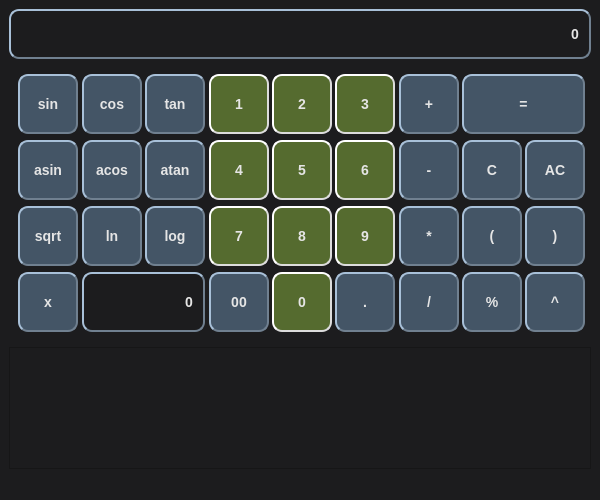
Above: src/qt_view/form.ui from klotzgal/SmartCalc3 before the change. Below: the same form after it.
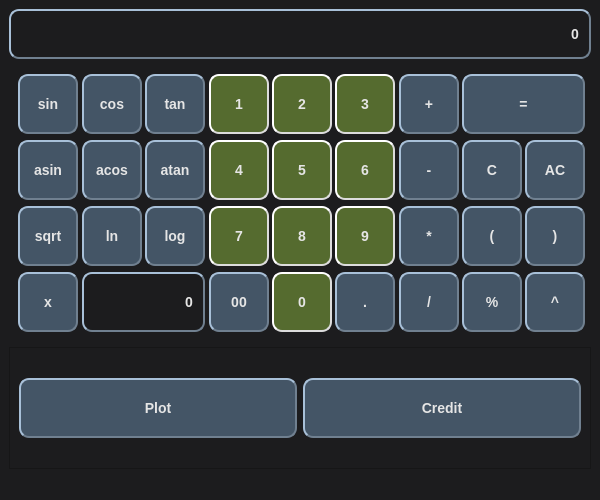
That is the form after the change.

Commit message: feat: first plot

Patch:
```diff
--- a/src/qt_view/form.ui
+++ b/src/qt_view/form.ui
@@ -24,7 +24,7 @@
   </property>
   <property name="maximumSize">
    <size>
-    <width>687</width>
+    <width>600</width>
     <height>500</height>
    </size>
   </property>
@@ -1188,6 +1188,64 @@
       <property name="frameShadow">
        <enum>QFrame::Raised</enum>
       </property>
+      <layout class="QHBoxLayout" name="horizontalLayout">
+       <item>
+        <widget class="QPushButton" name="button_plot">
+         <property name="sizePolicy">
+          <sizepolicy hsizetype="MinimumExpanding" vsizetype="Fixed">
+           <horstretch>0</horstretch>
+           <verstretch>0</verstretch>
+          </sizepolicy>
+         </property>
+         <property name="minimumSize">
+          <size>
+           <width>60</width>
+           <height>60</height>
+          </size>
+         </property>
+         <property name="maximumSize">
+          <size>
+           <width>9999</width>
+           <height>60</height>
+          </size>
+         </property>
+         <property name="styleSheet">
+          <string notr="true"/>
+         </property>
+         <property name="text">
+          <string>Plot</string>
+         </property>
+        </widget>
+       </item>
+       <item>
+        <widget class="QPushButton" name="button_x_3">
+         <property name="sizePolicy">
+          <sizepolicy hsizetype="MinimumExpanding" vsizetype="Fixed">
+           <horstretch>0</horstretch>
+           <verstretch>0</verstretch>
+          </sizepolicy>
+         </property>
+         <property name="minimumSize">
+          <size>
+           <width>60</width>
+           <height>60</height>
+          </size>
+         </property>
+         <property name="maximumSize">
+          <size>
+           <width>9999</width>
+           <height>60</height>
+          </size>
+         </property>
+         <property name="styleSheet">
+          <string notr="true"/>
+         </property>
+         <property name="text">
+          <string>Credit</string>
+         </property>
+        </widget>
+       </item>
+      </layout>
      </widget>
     </item>
    </layout>
```
Left out of the diff: 2 changed lines with no effect on the pictures. The commit also changes 16 other files.
